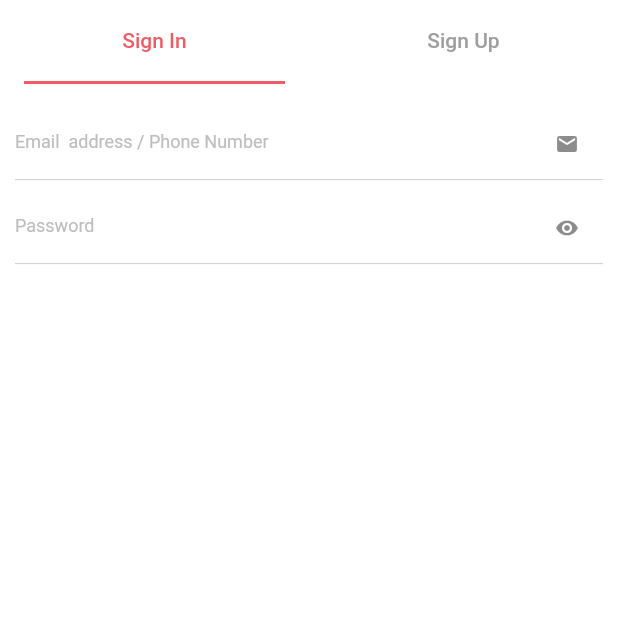
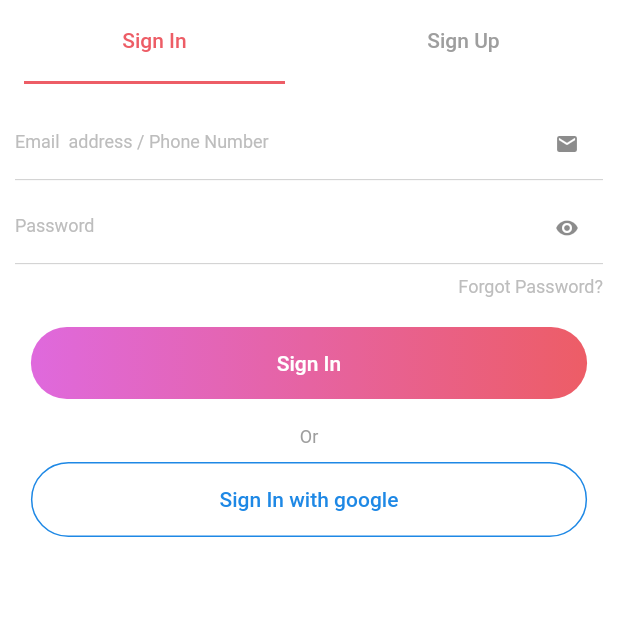
Before and after one commit to Sourabhlpu/flutter_events, a Flutter app: the Authentication screen opened by its route, on a phone screen of 412 x 824 dp, the top half of it. Run offline on Flutter 3.47's test engine with Material 2 defaults, Android fonts, the phone set to English and light mode, and no system bars.

Commit message:
added both tabs for sign in and signup

```diff
--- a/lib/pages/auth.dart
+++ b/lib/pages/auth.dart
@@ -1,5 +1,8 @@
 import 'package:flutter/material.dart';
 import 'package:flutter/services.dart';
+
+import '../widgets/primary_btn.dart';
+import '../widgets/primary_btn_white.dart';
 
 class Authentication extends StatefulWidget {
   @override
@@ -9,12 +12,17 @@ class Authentication extends StatefulWidget {
 class _AuthenticationState extends State<Authentication> {
   @override
   Widget build(BuildContext context) {
-    //SystemChrome.setEnabledSystemUIOverlays(SystemUiOverlay.values);
+    SystemChrome.setEnabledSystemUIOverlays(SystemUiOverlay.values);
     return new Scaffold(
+
       body: SafeArea(
         child: DefaultTabController(
           length: 2,
+          child: SingleChildScrollView(
+            child: Container(
+              height: MediaQuery.of(context).size.height,
               child: Column(
+                mainAxisSize: MainAxisSize.min,
                 children: <Widget>[
                   TabBar(
                     tabs: [
@@ -26,30 +34,15 @@ class _AuthenticationState extends State<Authentication> {
                     indicatorPadding: const EdgeInsets.symmetric(horizontal: 16.0),
                     labelPadding: const EdgeInsets.symmetric(vertical: 4.0),
                   ),
-              Expanded(
-                child: TabBarView(children: [
-                  Padding(
-                    padding: const EdgeInsets.symmetric(
-                        horizontal: 10.0, vertical: 16.0),
-                    child: Column(
-                      children: <Widget>[
-                        _buildEmailTextField(),
-                        SizedBox(
-                          height: 8.0,
-                        ),
-                        _buildPasswordTextField(),
+                  Flexible(
+                    flex: 1,
+                    fit: FlexFit.loose,
+                    child: TabBarView(
+                        children: [_buildSignInForm(), _buildSignupForm()]),
+                  )
                 ],
               ),
             ),
-                  Center(
-                    child: Text(
-                      'Sign Up',
-                      style: TextStyle(color: Colors.black),
-                    ),
-                  )
-                ]),
-              )
-            ],
           ),
         ),
       ),
@@ -57,12 +50,35 @@ class _AuthenticationState extends State<Authentication> {
     );
   }
 
-  _buildEmailTextField() {
+  _buildEmailTextField(String hint) {
     return TextFormField(
-      decoration: InputDecoration(
-        hintText: 'Email  address / Phone Number',
+        decoration: _getFormFieldInputDecoration(hint, Icons.email));
+  }
+
+  _buildPasswordTextField() {
+    return TextFormField(
+        obscureText: true,
+        decoration:
+            _getFormFieldInputDecoration('Password', Icons.remove_red_eye));
+  }
+
+  _buildNameTextField() {
+    return TextFormField(
+        obscureText: true,
+        decoration: _getFormFieldInputDecoration('Name', Icons.account_box));
+  }
+
+  _buildPhoneTextField() {
+    return TextFormField(
+        obscureText: true,
+        decoration: _getFormFieldInputDecoration('Phone', Icons.phone));
+  }
+
+  InputDecoration _getFormFieldInputDecoration(String hint, IconData icon) {
+    return InputDecoration(
+      hintText: hint,
       suffixIcon: Icon(
-          Icons.email,
+        icon,
         size: 16.0,
       ),
       hintStyle: TextStyle(fontSize: 12.0, color: Colors.grey[400]),
@@ -79,34 +95,76 @@ class _AuthenticationState extends State<Authentication> {
           borderSide: BorderSide(width: 0.5, color: Colors.grey[400])),
       focusedErrorBorder: UnderlineInputBorder(
           borderSide: BorderSide(width: 0.5, color: Colors.grey[400])),
+    );
+  }
+
+  Widget _buildSignInForm() {
+    return Padding(
+      padding: const EdgeInsets.symmetric(horizontal: 10.0, vertical: 16.0),
+      child: Column(
+        children: <Widget>[
+          _buildEmailTextField('Email  address / Phone Number'),
+          SizedBox(
+            height: 8.0,
+          ),
+          _buildPasswordTextField(),
+          SizedBox(
+            height: 8.0,
+          ),
+          Row(
+            mainAxisAlignment: MainAxisAlignment.end,
+            children: <Widget>[
+              Text(
+                'Forgot Password?',
+                style: TextStyle(color: Colors.grey[400], fontSize: 12.0),
+              ),
+            ],
+          ),
+          SizedBox(
+            height: 20.0,
+          ),
+          PrimaryGradientButton('Sign In', _doSignIn),
+          Center(
+            child: Padding(
+              padding: const EdgeInsets.symmetric(vertical: 10.0),
+              child: Text(
+                'Or',
+                style: TextStyle(color: Colors.grey[500], fontSize: 12.0),
+              ),
+            ),
+          ),
+          PrimaryWhiteButton('Sign In with google', _doSignIn),
+        ],
       ),
     );
   }
 
-  _buildPasswordTextField() {
-    return TextFormField(
-      obscureText: true,
-      decoration: InputDecoration(
-        hintText: 'Password',
-        suffixIcon: Icon(
-          Icons.remove_red_eye,
-          size: 16.0,
+  Widget _buildSignupForm() {
+    return Padding(
+      padding: const EdgeInsets.symmetric(horizontal: 10.0, vertical: 16.0),
+      child: Column(
+        children: <Widget>[
+          _buildNameTextField(),
+          SizedBox(
+            height: 8.0,
           ),
-        hintStyle: TextStyle(fontSize: 12.0, color: Colors.grey[400]),
-        hasFloatingPlaceholder: false,
-        border: UnderlineInputBorder(
-            borderSide: BorderSide(width: 0.5, color: Colors.grey[400])),
-        focusedBorder: UnderlineInputBorder(
-            borderSide: BorderSide(width: 0.5, color: const Color(0xFFED5D66))),
-        disabledBorder: UnderlineInputBorder(
-            borderSide: BorderSide(width: 0.5, color: Colors.grey[400])),
-        enabledBorder: UnderlineInputBorder(
-            borderSide: BorderSide(width: 0.5, color: Colors.grey[400])),
-        errorBorder: UnderlineInputBorder(
-            borderSide: BorderSide(width: 0.5, color: Colors.grey[400])),
-        focusedErrorBorder: UnderlineInputBorder(
-            borderSide: BorderSide(width: 0.5, color: Colors.grey[400])),
+          _buildEmailTextField('Email Address'),
+          SizedBox(
+            height: 8.0,
+          ),
+          _buildPhoneTextField(),
+          SizedBox(
+            height: 8.0,
+          ),
+          _buildPasswordTextField(),
+          SizedBox(
+            height: 20.0,
+          ),
+          PrimaryGradientButton('Sign Up', _doSignIn),
+        ],
       ),
     );
   }
+
+  void _doSignIn() {}
 }
--- /dev/null
+++ b/lib/widgets/primary_btn_white.dart
@@ -0,0 +1,25 @@
+import 'package:flutter/material.dart';
+
+class PrimaryWhiteButton extends StatelessWidget {
+  final String btnText;
+  final Function _btnAction;
+
+  PrimaryWhiteButton(this.btnText, this._btnAction);
+  @override
+  Widget build(BuildContext context) {
+    return Container(
+      width: MediaQuery.of(context).size.width * 0.9,
+      margin: EdgeInsets.only(bottom: 8.0),
+      decoration: BoxDecoration(
+          borderRadius: new BorderRadius.circular(30.0),
+          border: Border.all(color: Colors.blue[600], width: 1.0, style: BorderStyle.solid)
+          ),
+      child: FlatButton(
+        onPressed: _btnAction,
+        child: Text(btnText),
+        textColor: Colors.blue[600],
+        padding: EdgeInsets.symmetric(vertical: 15.0),
+      ),
+    );
+  }
+}
```
Lines whose indentation alone changed are shown as unchanged.
